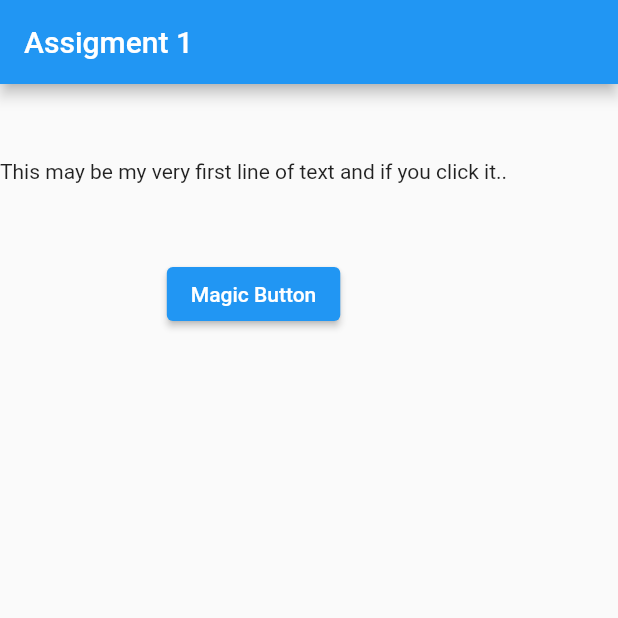
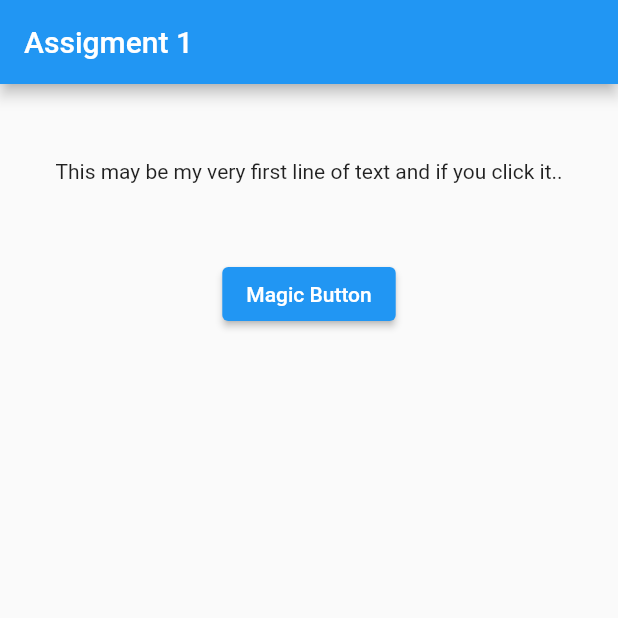
Before and after one commit to IgorMagal/Flutter-App2-Challenge1, a Flutter app: the screen it shows after launch, on a phone screen of 412 x 824 dp, the top half of it. Run offline on Flutter 3.47's test engine with Material 2 defaults, Android fonts, the phone set to English and light mode, and no system bars.

Commit message:
commit 2

```diff
--- a/lib/main.dart
+++ b/lib/main.dart
@@ -43,17 +43,21 @@ class _AppState extends State<App> {
             appBar: AppBar(
               title: Text('Assigment 1'),
             ),
-            body: Column(
+            body: Center(
+                child: Column(
               children: [
                 SizedBox(height: 50),
-                Text(_textList[_textIndex]),
+                Text(
+                  _textList[_textIndex],
+                  textAlign: TextAlign.center,
+                ),
                 SizedBox(height: 50),
                 ElevatedButton(
                     style: ButtonStyle(),
                     onPressed: _clickButton,
                     child: Text('Magic Button')),
               ],
-            )));
+            ))));
   }
 }
 // *******************************************************
```
